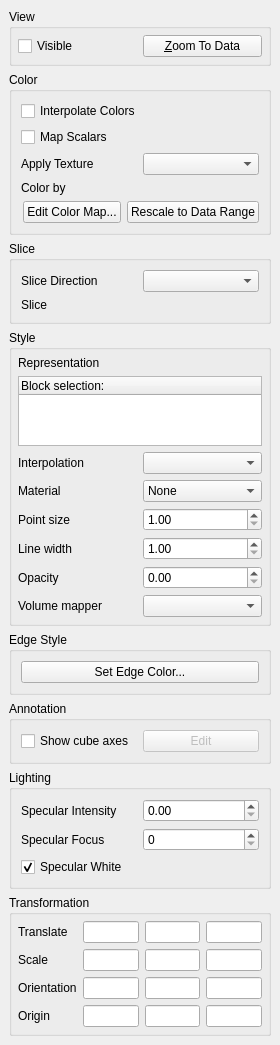
First picture: the form in Qt/Components/Resources/UI/pqDisplayProxyEditor.ui, repository wildmichael/ParaView3-enhancements-old, before the edit.
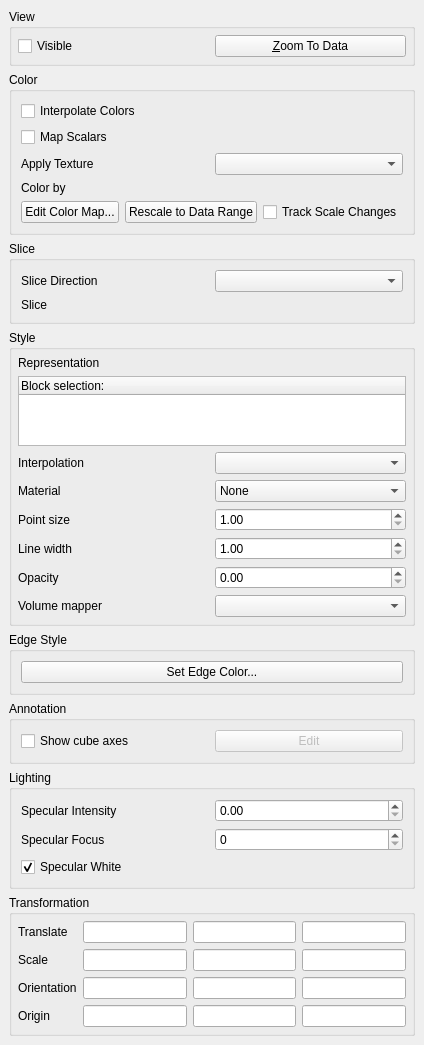
Second picture: the form after the edit. Custom widgets are drawn as their Qt base class.

Commit message: ENH: Add a TrackScaleChanges checkbox so that changes in time cause a recalculation of the min/max colour scale

What changed in the file:
```diff
--- a/Qt/Components/Resources/UI/pqDisplayProxyEditor.ui
+++ b/Qt/Components/Resources/UI/pqDisplayProxyEditor.ui
@@ -160,6 +160,16 @@
             </property>
            </widget>
           </item>
+          <item>
+           <widget class="QCheckBox" name="TrackScaleChanges" >
+            <property name="toolTip" >
+             <string>When set, colour is rescaled to max/min of data limits every time the time step changes</string>
+            </property>
+            <property name="text" >
+             <string>Track Scale Changes</string>
+            </property>
+           </widget>
+          </item>
          </layout>
         </widget>
         <widget class="QWidget" name="SolidColorPage" >
```
The commit also changes 1 other file.
